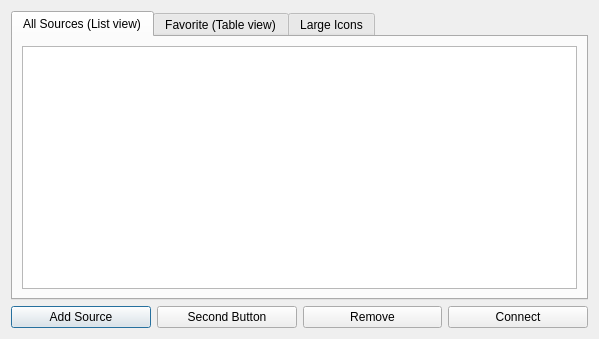
Above: qt_tab_control/tab_dialog.ui from yyk99/qt_junk before the change. Below: the same form after it.
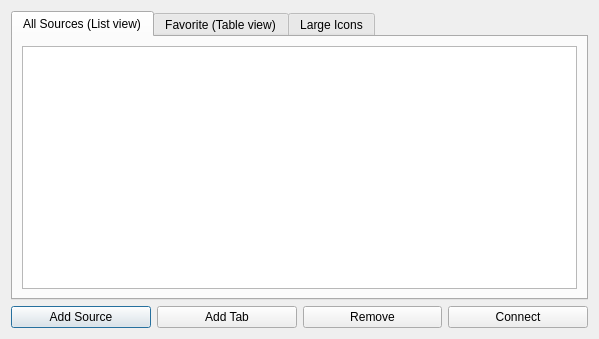
That is the form after the change.

Commit message: Implemnt Add Tab button

What changed in the file:
```diff
--- a/qt_tab_control/tab_dialog.ui
+++ b/qt_tab_control/tab_dialog.ui
@@ -63,7 +63,7 @@
      <item>
       <widget class="QPushButton" name="second_btn">
        <property name="text">
-        <string>Second Button</string>
+        <string>Add Tab</string>
        </property>
       </widget>
      </item>
```
Left out of the diff: 2 changed lines with no effect on the pictures. The commit also changes 2 other files.
